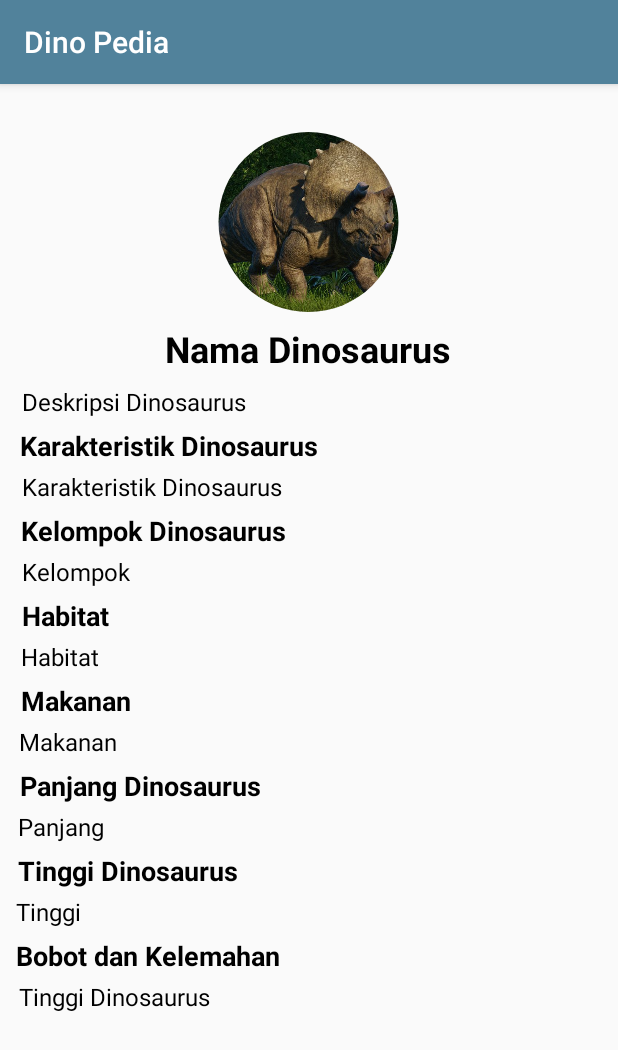
After one commit to jayflinehtg/UTS-ifs21038, an Android app: the DetailDinosaurus screen opened directly, with no data from a screen before it, on a phone screen of 412 x 824 dp. The commit adds this screen. Shown: the top 1050 px of the screen. Run offline under Robolectric (Android 15) with nearby library versions, the phone set to English and light mode, and no system bars; our stand-ins replace CircleImageView.

Commit message:
Update-an terbaru

```diff
--- a/app/src/main/AndroidManifest.xml
+++ b/app/src/main/AndroidManifest.xml
@@ -12,6 +12,9 @@
         android:supportsRtl="true"
         android:theme="@style/Theme.DinoPedia"
         tools:targetApi="31">
+        <activity
+            android:name=".DetailDinosaurus"
+            android:exported="false" />
         <activity
             android:name=".DetailDino"
             android:exported="false" />
--- /dev/null
+++ b/app/src/main/java/com/ifs21038/dinopedia/DetailDinosaurus.kt
@@ -0,0 +1,14 @@
+package com.ifs21038.dinopedia
+
+import androidx.appcompat.app.AppCompatActivity
+import android.os.Bundle
+
+class DetailDinosaurus : AppCompatActivity() {
+    override fun onCreate(savedInstanceState: Bundle?) {
+        super.onCreate(savedInstanceState)
+        setContentView(R.layout.activity_detail_dinosaurus)
+    }
+    companion object {
+        const val EXTRA_DINO = "com.ifs21038.dinopedia.EXTRA_DINO"
+    }
+}
--- a/app/src/main/java/com/ifs21038/dinopedia/DinoActivity.kt
+++ b/app/src/main/java/com/ifs21038/dinopedia/DinoActivity.kt
@@ -95,8 +95,8 @@ class DinoActivity : AppCompatActivity() {
 
     private fun showSelectedDino(dino: Dino) {
         val intentWithData = Intent(this@DinoActivity,
-            DinoActivity::class.java)
-        intentWithData.putExtra(DinoActivity.EXTRA_DINO, dino)
+            DetailDinosaurus::class.java)
+        intentWithData.putExtra(DetailDinosaurus.EXTRA_DINO, dino)
         startActivity(intentWithData)
     }
 }
--- a/app/src/main/java/com/ifs21038/dinopedia/FamiliaActivity.kt
+++ b/app/src/main/java/com/ifs21038/dinopedia/FamiliaActivity.kt
@@ -4,6 +4,7 @@ import android.content.Intent
 import android.os.Build
 import android.os.Bundle
 import android.view.Menu
+import android.view.MenuItem
 import android.widget.Button
 import androidx.appcompat.app.AppCompatActivity
 import com.ifs21038.dinopedia.databinding.ActivityFamiliaBinding
@@ -43,10 +44,20 @@ class FamiliaActivity : AppCompatActivity() {
         }
     }
 
-
     override fun onCreateOptionsMenu(menu: Menu): Boolean {
         menuInflater.inflate(R.menu.menu_main, menu)
         return true
+    }
+
+    override fun onOptionsItemSelected(item: MenuItem): Boolean {
+        return when (item.itemId) {
+            R.id.menu_about -> {
+                val intent = Intent(this@FamiliaActivity, ProfileActivity::class.java)
+                startActivity(intent)
+                true
+            }
+            else -> super.onOptionsItemSelected(item)
+        }
     }
 
     private fun loadData(familia: Familia) {
--- /dev/null
+++ b/app/src/main/res/layout/activity_detail_dinosaurus.xml
@@ -0,0 +1,246 @@
+<?xml version="1.0" encoding="utf-8"?>
+
+<ScrollView
+    xmlns:android="http://schemas.android.com/apk/res/android"
+    xmlns:app="http://schemas.android.com/apk/res-auto"
+    xmlns:tools="http://schemas.android.com/tools"
+    android:layout_width="match_parent"
+    android:layout_height="wrap_content"
+    android:contentDescription="@string/app_name"
+    tools:context=".FamiliaActivity">
+    <androidx.constraintlayout.widget.ConstraintLayout
+        android:layout_width="match_parent"
+        android:layout_height="wrap_content"
+        android:paddingBottom="50dp">
+
+        <de.hdodenhof.circleimageview.CircleImageView
+            android:id="@+id/dinoImage"
+            android:layout_width="150dp"
+            android:layout_height="120dp"
+            android:layout_marginTop="32dp"
+            android:src="@drawable/triceratops"
+            app:layout_constraintEnd_toEndOf="parent"
+            app:layout_constraintHorizontal_bias="0.498"
+            app:layout_constraintStart_toStartOf="parent"
+            app:layout_constraintTop_toTopOf="parent" />
+
+        <TextView
+            android:id="@+id/tvDinoName"
+            android:layout_width="wrap_content"
+            android:layout_height="wrap_content"
+            android:layout_marginTop="8dp"
+            android:text="@string/info_dino_name"
+            android:textColor="#000000"
+            android:textSize="24sp"
+            android:textStyle="bold"
+            app:layout_constraintEnd_toEndOf="parent"
+            app:layout_constraintHorizontal_bias="0.498"
+            app:layout_constraintStart_toStartOf="parent"
+            app:layout_constraintTop_toBottomOf="@+id/dinoImage" />
+
+        <TextView
+            android:id="@+id/tvDescDino"
+            android:layout_width="wrap_content"
+            android:layout_height="wrap_content"
+            android:layout_marginTop="8dp"
+            android:text="@string/info_dino_desc"
+            android:textColor="#000000"
+            android:textSize="16dp"
+            app:layout_constraintEnd_toEndOf="parent"
+            app:layout_constraintHorizontal_bias="0.057"
+            app:layout_constraintStart_toStartOf="parent"
+            app:layout_constraintTop_toBottomOf="@+id/tvDinoName" />
+
+        <TextView
+            android:id="@+id/KarakteristikDinosaurus"
+            android:layout_width="wrap_content"
+            android:layout_height="wrap_content"
+            android:layout_marginTop="6dp"
+            android:text="Karakteristik Dinosaurus"
+            android:textColor="#000000"
+            android:textSize="18dp"
+            android:textStyle="bold"
+            app:layout_constraintEnd_toEndOf="parent"
+            app:layout_constraintHorizontal_bias="0.063"
+            app:layout_constraintStart_toStartOf="parent"
+            app:layout_constraintTop_toBottomOf="@+id/tvDescDino" />
+
+        <TextView
+            android:id="@+id/tvKarakteristikDino"
+            android:layout_width="wrap_content"
+            android:layout_height="wrap_content"
+            android:layout_marginTop="4dp"
+            android:text="Karakteristik Dinosaurus"
+            android:textColor="#000000"
+            android:textSize="16dp"
+            app:layout_constraintEnd_toEndOf="parent"
+            app:layout_constraintHorizontal_bias="0.062"
+            app:layout_constraintStart_toStartOf="parent"
+            app:layout_constraintTop_toBottomOf="@+id/KarakteristikDinosaurus" />
+
+        <TextView
+            android:id="@+id/KelompokDinosaurus"
+            android:layout_width="wrap_content"
+            android:layout_height="wrap_content"
+            android:layout_marginTop="6dp"
+            android:text="Kelompok Dinosaurus"
+            android:textColor="#000000"
+            android:textSize="18dp"
+            android:textStyle="bold"
+            app:layout_constraintEnd_toEndOf="parent"
+            app:layout_constraintHorizontal_bias="0.059"
+            app:layout_constraintStart_toStartOf="parent"
+            app:layout_constraintTop_toBottomOf="@+id/tvKarakteristikDino" />
+
+        <TextView
+            android:id="@+id/tvKelompokDinosaurus"
+            android:layout_width="wrap_content"
+            android:layout_height="wrap_content"
+            android:layout_marginTop="4dp"
+            android:text="@string/info_dino_kelompok"
+            android:textColor="#000000"
+            android:textSize="16dp"
+            app:layout_constraintEnd_toEndOf="parent"
+            app:layout_constraintHorizontal_bias="0.043"
+            app:layout_constraintStart_toStartOf="parent"
+            app:layout_constraintTop_toBottomOf="@+id/KelompokDinosaurus" />
+
+        <TextView
+            android:id="@+id/HabitatDinosaurus"
+            android:layout_width="wrap_content"
+            android:layout_height="wrap_content"
+            android:layout_marginTop="6dp"
+            android:text="Habitat"
+            android:textColor="#000000"
+            android:textSize="18dp"
+            android:textStyle="bold"
+            app:layout_constraintEnd_toEndOf="parent"
+            app:layout_constraintHorizontal_bias="0.041"
+            app:layout_constraintStart_toStartOf="parent"
+            app:layout_constraintTop_toBottomOf="@+id/tvKelompokDinosaurus" />
+
+        <TextView
+            android:id="@+id/tvHabitatDinosaurus"
+            android:layout_width="wrap_content"
+            android:layout_height="wrap_content"
+            android:layout_marginTop="4dp"
+            android:text="@string/info_dino_habitat"
+            android:textColor="#000000"
+            android:textSize="16dp"
+            app:layout_constraintEnd_toEndOf="parent"
+            app:layout_constraintHorizontal_bias="0.039"
+            app:layout_constraintStart_toStartOf="parent"
+            app:layout_constraintTop_toBottomOf="@+id/HabitatDinosaurus" />
+
+        <TextView
+            android:id="@+id/MakananDinosaurus"
+            android:layout_width="wrap_content"
+            android:layout_height="wrap_content"
+            android:layout_marginTop="6dp"
+            android:text="Makanan"
+            android:textColor="#000000"
+            android:textSize="18dp"
+            android:textStyle="bold"
+            app:layout_constraintEnd_toEndOf="parent"
+            app:layout_constraintHorizontal_bias="0.042"
+            app:layout_constraintStart_toStartOf="parent"
+            app:layout_constraintTop_toBottomOf="@+id/tvHabitatDinosaurus" />
+
+        <TextView
+            android:id="@+id/tvMakananDinosaurus"
+            android:layout_width="wrap_content"
+            android:layout_height="wrap_content"
+            android:layout_marginTop="4dp"
+            android:text="@string/info_dino_makanan"
+            android:textColor="#000000"
+            android:textSize="16dp"
+            app:layout_constraintEnd_toEndOf="parent"
+            app:layout_constraintHorizontal_bias="0.037"
+            app:layout_constraintStart_toStartOf="parent"
+            app:layout_constraintTop_toBottomOf="@+id/MakananDinosaurus" />
+
+        <TextView
+            android:id="@+id/PanjangDinosaurus"
+            android:layout_width="wrap_content"
+            android:layout_height="wrap_content"
+            android:layout_marginTop="6dp"
+            android:text="Panjang Dinosaurus"
+            android:textColor="#000000"
+            android:textSize="18dp"
+            android:textStyle="bold"
+            app:layout_constraintEnd_toEndOf="parent"
+            app:layout_constraintHorizontal_bias="0.053"
+            app:layout_constraintStart_toStartOf="parent"
+            app:layout_constraintTop_toBottomOf="@+id/tvMakananDinosaurus" />
+
+        <TextView
+            android:id="@+id/tvPanjangDinosaurus"
+            android:layout_width="wrap_content"
+            android:layout_height="wrap_content"
+            android:layout_marginTop="4dp"
+            android:text="@string/info_dino_panjang"
+            android:textColor="#000000"
+            android:textSize="16dp"
+            app:layout_constraintEnd_toEndOf="parent"
+            app:layout_constraintHorizontal_bias="0.033"
+            app:layout_constraintStart_toStartOf="parent"
+            app:layout_constraintTop_toBottomOf="@+id/PanjangDinosaurus" />
+
+        <TextView
+            android:id="@+id/TinggiDinosaurus"
+            android:layout_width="wrap_content"
+            android:layout_height="wrap_content"
+            android:layout_marginTop="6dp"
+            android:text="Tinggi Dinosaurus"
+            android:textColor="#000000"
+            android:textSize="18dp"
+            android:textStyle="bold"
+            app:layout_constraintEnd_toEndOf="parent"
+            app:layout_constraintHorizontal_bias="0.045"
+            app:layout_constraintStart_toStartOf="parent"
+            app:layout_constraintTop_toBottomOf="@+id/tvPanjangDinosaurus" />
+
+        <TextView
+            android:id="@+id/tvTinggiDinosaurus"
+            android:layout_width="wrap_content"
+            android:layout_height="wrap_content"
+            android:layout_marginTop="4dp"
+            android:text="@string/info_dino_tinggi"
+            android:textColor="#000000"
+            android:textSize="16dp"
+            app:layout_constraintEnd_toEndOf="parent"
+            app:layout_constraintHorizontal_bias="0.029"
+            app:layout_constraintStart_toStartOf="parent"
+            app:layout_constraintTop_toBottomOf="@+id/TinggiDinosaurus" />
+
+        <TextView
+            android:id="@+id/BobotDinosaurus"
+            android:layout_width="wrap_content"
+            android:layout_height="wrap_content"
+            android:layout_marginTop="6dp"
+            android:text="Bobot dan Kelemahan"
+            android:textColor="#000000"
+            android:textSize="18dp"
+            android:textStyle="bold"
+            app:layout_constraintEnd_toEndOf="parent"
+            app:layout_constraintHorizontal_bias="0.045"
+            app:layout_constraintStart_toStartOf="parent"
+            app:layout_constraintTop_toBottomOf="@+id/tvTinggiDinosaurus" />
+
+        <TextView
+            android:id="@+id/tvBobotDinosaurus"
+            android:layout_width="wrap_content"
+            android:layout_height="wrap_content"
+            android:layout_marginTop="4dp"
+            android:text="Tinggi Dinosaurus"
+            android:textColor="#000000"
+            android:textSize="16dp"
+            app:layout_constraintEnd_toEndOf="parent"
+            app:layout_constraintHorizontal_bias="0.045"
+            app:layout_constraintStart_toStartOf="parent"
+            app:layout_constraintTop_toBottomOf="@+id/BobotDinosaurus" />
+
+
+    </androidx.constraintlayout.widget.ConstraintLayout>
+
+</ScrollView>
--- a/app/src/main/res/layout/activity_dino.xml
+++ b/app/src/main/res/layout/activity_dino.xml
@@ -6,6 +6,7 @@
     android:layout_width="match_parent"
     android:layout_height="match_parent"
     tools:context=".MainActivity">
+
     <androidx.recyclerview.widget.RecyclerView
         android:id="@+id/rvDinos"
         android:layout_width="0dp"
@@ -13,8 +14,10 @@
         android:padding="15dp"
         app:layout_constraintBottom_toBottomOf="parent"
         app:layout_constraintEnd_toEndOf="parent"
+        app:layout_constraintHorizontal_bias="0.0"
         app:layout_constraintStart_toStartOf="parent"
         app:layout_constraintTop_toTopOf="parent"
+        app:layout_constraintVertical_bias="0.0"
         tools:listitem="@layout/item_row_dino" />
 
 </androidx.constraintlayout.widget.ConstraintLayout>
--- a/app/src/main/res/layout/activity_familia.xml
+++ b/app/src/main/res/layout/activity_familia.xml
@@ -29,6 +29,7 @@
             android:layout_height="wrap_content"
             android:layout_marginTop="8dp"
             android:text="@string/info_familia_name"
+            android:textColor="#000000"
             android:textSize="24sp"
             android:textStyle="bold"
             app:layout_constraintEnd_toEndOf="parent"
@@ -43,6 +44,7 @@
         android:layout_marginStart="16dp"
         android:layout_marginEnd="16dp"
         android:text="@string/info_familia_desc"
+        android:textColor="#000000"
         android:textAlignment="textStart"
         android:textSize="16sp"
         app:layout_constraintEnd_toEndOf="parent"
@@ -57,6 +59,7 @@
         android:layout_marginStart="16dp"
         android:layout_marginTop="16dp"
         android:text="Periode Hidup"
+        android:textColor="#000000"
         android:textSize="20sp"
         android:textStyle="bold"
         app:layout_constraintStart_toStartOf="parent"
@@ -69,6 +72,7 @@
         android:layout_marginStart="16dp"
         android:layout_marginTop="4dp"
         android:text="@string/info_familia_periode"
+        android:textColor="#000000"
         android:textSize="16sp"
         app:layout_constraintStart_toStartOf="parent"
         app:layout_constraintTop_toBottomOf="@+id/PeriodeFamilia" />
@@ -79,6 +83,7 @@
         android:layout_height="wrap_content"
         android:layout_marginStart="16dp"
         android:layout_marginTop="8dp"
+        android:textColor="#000000"
         android:text="Karakteristik Fisik"
         android:textSize="20sp"
         android:textStyle="bold"
@@ -94,6 +99,7 @@
         android:layout_marginEnd="16dp"
         android:text="@string/info_familia_characteristic"
         android:textSize="16sp"
+        android:textColor="#000000"
         app:layout_constraintEnd_toEndOf="parent"
         app:layout_constraintHorizontal_bias="0.0"
         app:layout_constraintStart_toStartOf="parent"
@@ -108,6 +114,7 @@
         android:text="Habitat dan Lingkungan"
         android:textSize="20sp"
         android:textStyle="bold"
+        android:textColor="#000000"
         app:layout_constraintStart_toStartOf="parent"
         app:layout_constraintTop_toBottomOf="@+id/tvDetailCharacteristic" />
 
@@ -118,6 +125,7 @@
         android:layout_marginStart="16dp"
         android:layout_marginEnd="16dp"
         android:text="@string/info_familia_habitat"
+        android:textColor="#000000"
         android:textSize="16sp"
         app:layout_constraintEnd_toEndOf="parent"
         app:layout_constraintStart_toStartOf="parent"
@@ -133,6 +141,7 @@
         android:text="Perilaku dan Klasifikasi"
         android:textSize="20sp"
         android:textStyle="bold"
+        android:textColor="#000000"
         app:layout_constraintStart_toStartOf="parent"
         app:layout_constraintTop_toBottomOf="@+id/tvDetailHabitat" />
     <TextView
@@ -143,6 +152,7 @@
         android:layout_marginEnd="16dp"
         android:text="@string/info_familia_perilaku"
         android:textAlignment="textStart"
+        android:textColor="#000000"
         android:textSize="16sp"
         app:layout_constraintEnd_toEndOf="parent"
         app:layout_constraintStart_toStartOf="parent"
--- a/app/src/main/res/layout/activity_profile.xml
+++ b/app/src/main/res/layout/activity_profile.xml
@@ -25,6 +25,7 @@
         android:layout_marginEnd="12dp"
         android:text="ifs21038"
         android:textSize="16sp"
+        android:textColor="#000000"
         app:layout_constraintEnd_toEndOf="parent"
         app:layout_constraintHorizontal_bias="0.498"
         app:layout_constraintStart_toStartOf="parent"
@@ -41,6 +42,7 @@
         android:text="Jayfline Hutagalung"
         android:textSize="24sp"
         android:textStyle="bold"
+        android:textColor="#000000"
         app:layout_constraintEnd_toEndOf="parent"
         app:layout_constraintHorizontal_bias="0.498"
         app:layout_constraintStart_toStartOf="parent"
@@ -54,6 +56,7 @@
         android:layout_marginStart="12dp"
         android:layout_marginTop="12dp"
         android:layout_marginEnd="12dp"
+        android:textColor="#000000"
         android:text="S1 Informatika '21"
         android:textSize="16sp"
         android:textStyle="bold"
--- a/app/src/main/res/layout/item_row_dino.xml
+++ b/app/src/main/res/layout/item_row_dino.xml
@@ -27,6 +27,7 @@
             android:layout_marginStart="10dp"
             android:layout_weight="1"
             android:gravity="center_vertical"
+            android:textColor="#000000"
             android:text="@string/info_dino_name"
             android:textSize="34sp"
             android:textStyle="bold" />
--- a/app/src/main/res/layout/item_row_familia.xml
+++ b/app/src/main/res/layout/item_row_familia.xml
@@ -27,6 +27,7 @@
             android:layout_marginStart="10dp"
             android:layout_weight="1"
             android:gravity="center_vertical"
+            android:textColor="#000000"
             android:text="@string/info_familia_name"
             android:textSize="34sp"
             android:textStyle="bold" />
--- a/app/src/main/res/values/strings.xml
+++ b/app/src/main/res/values/strings.xml
@@ -10,7 +10,7 @@
 
     <string name="info_dino_icon">Gambar Dinosaurus</string>
     <string name="info_dino_name">Nama Dinosaurus</string>
-    <string name="info_dino_desc">Gambar Dinosaurus</string>
+    <string name="info_dino_desc">Deskripsi Dinosaurus</string>
     <string name="info_dino_characteristic">Karakteristik</string>
     <string name="info_dino_kelompok">Kelompok</string>
     <string name="info_dino_habitat">Habitat</string>
```
Also changed, not shown: app/src/main/res/layout/activity_main.xml (indentation only). Lines whose indentation alone changed are shown as unchanged.
